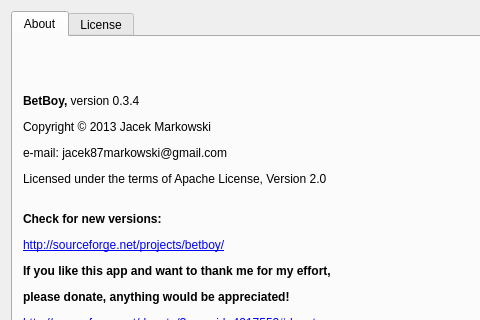
jacek-markowski/BetBoy, file data/ui/about.ui: the form before one commit; both pictures show x 0 to 480 and y 0 to 320 of the 593 by 598 pixel window.
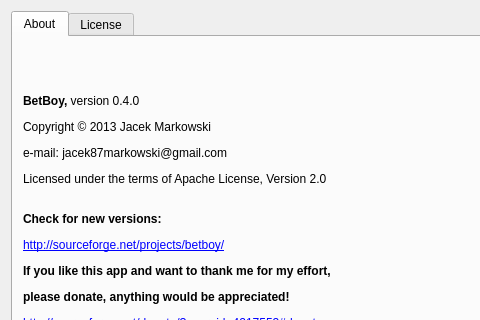
The form after the commit.

Diff of the .ui file:
```diff
--- a/data/ui/about.ui
+++ b/data/ui/about.ui
@@ -39,7 +39,7 @@
         </rect>
        </property>
        <property name="text">
-        <string>&lt;html&gt;&lt;head/&gt;&lt;body&gt;&lt;p&gt;&lt;span style=&quot; font-weight:600;&quot;&gt;BetBoy, &lt;/span&gt;version 0.3.4&lt;/p&gt;&lt;p&gt;Copyright © 2013 Jacek Markowski&lt;/p&gt;&lt;p&gt;e-mail: jacek87markowski@gmail.com&lt;/p&gt;&lt;p&gt;Licensed under the terms of Apache License, Version 2.0&lt;/p&gt;&lt;p&gt;&lt;br/&gt;&lt;span style=&quot; font-weight:600;&quot;&gt;Check for new versions:&lt;/span&gt;&lt;/p&gt;&lt;p&gt;&lt;a href=&quot;http://sourceforge.net/projects/betboy/&quot;&gt;&lt;span style=&quot; text-decoration: underline; color:#0000ff;&quot;&gt;http://sourceforge.net/projects/betboy/&lt;/span&gt;&lt;/a&gt;&lt;/p&gt;&lt;p&gt;&lt;span style=&quot; font-weight:600;&quot;&gt;If you like this app and want to thank me for my effort, &lt;/span&gt;&lt;/p&gt;&lt;p&gt;&lt;span style=&quot; font-weight:600;&quot;&gt;please donate, anything would be appreciated!&lt;/span&gt;&lt;/p&gt;&lt;p&gt;&lt;a href=&quot;http://sourceforge.net/donate/?user_id=4217553#donate&quot;&gt;&lt;span style=&quot; text-decoration: underline; color:#0000ff;&quot;&gt;http://sourceforge.net/donate/?user_id=4217553#donate&lt;/span&gt;&lt;/a&gt;&lt;/p&gt;&lt;p&gt;&lt;br/&gt;&lt;/p&gt;&lt;p&gt;&lt;span style=&quot; font-weight:600;&quot;&gt;Used neural network library :&lt;/span&gt;&lt;/p&gt;&lt;p&gt;Fast Artificial Neural Network Library © 2003-2013 Steffen Nissen&lt;/p&gt;&lt;p&gt;&lt;a href=&quot;http://leenissen.dk/fann/wp/&quot;&gt;&lt;span style=&quot; text-decoration: underline; color:#0000ff;&quot;&gt;http://leenissen.dk/fann/wp/&lt;/span&gt;&lt;/a&gt;&lt;/p&gt;&lt;p&gt;&lt;span style=&quot; font-weight:600;&quot;&gt;Most of the icons are coming from the:&lt;/span&gt;&lt;/p&gt;&lt;p&gt;Crystal Project Icons © 2006-2007 Everaldo Coelho &lt;/p&gt;&lt;/body&gt;&lt;/html&gt;</string>
+        <string>&lt;html&gt;&lt;head/&gt;&lt;body&gt;&lt;p&gt;&lt;span style=&quot; font-weight:600;&quot;&gt;BetBoy, &lt;/span&gt;version 0.4.0&lt;/p&gt;&lt;p&gt;Copyright © 2013 Jacek Markowski&lt;/p&gt;&lt;p&gt;e-mail: jacek87markowski@gmail.com&lt;/p&gt;&lt;p&gt;Licensed under the terms of Apache License, Version 2.0&lt;/p&gt;&lt;p&gt;&lt;br/&gt;&lt;span style=&quot; font-weight:600;&quot;&gt;Check for new versions:&lt;/span&gt;&lt;/p&gt;&lt;p&gt;&lt;a href=&quot;http://sourceforge.net/projects/betboy/&quot;&gt;&lt;span style=&quot; text-decoration: underline; color:#0000ff;&quot;&gt;http://sourceforge.net/projects/betboy/&lt;/span&gt;&lt;/a&gt;&lt;/p&gt;&lt;p&gt;&lt;span style=&quot; font-weight:600;&quot;&gt;If you like this app and want to thank me for my effort, &lt;/span&gt;&lt;/p&gt;&lt;p&gt;&lt;span style=&quot; font-weight:600;&quot;&gt;please donate, anything would be appreciated!&lt;/span&gt;&lt;/p&gt;&lt;p&gt;&lt;a href=&quot;http://sourceforge.net/donate/?user_id=4217553#donate&quot;&gt;&lt;span style=&quot; text-decoration: underline; color:#0000ff;&quot;&gt;http://sourceforge.net/donate/?user_id=4217553#donate&lt;/span&gt;&lt;/a&gt;&lt;/p&gt;&lt;p&gt;&lt;br/&gt;&lt;/p&gt;&lt;p&gt;&lt;span style=&quot; font-weight:600;&quot;&gt;Used neural network library :&lt;/span&gt;&lt;/p&gt;&lt;p&gt;Fast Artificial Neural Network Library © 2003-2013 Steffen Nissen&lt;/p&gt;&lt;p&gt;&lt;a href=&quot;http://leenissen.dk/fann/wp/&quot;&gt;&lt;span style=&quot; text-decoration: underline; color:#0000ff;&quot;&gt;http://leenissen.dk/fann/wp/&lt;/span&gt;&lt;/a&gt;&lt;/p&gt;&lt;p&gt;&lt;span style=&quot; font-weight:600;&quot;&gt;Most of the icons are coming from the:&lt;/span&gt;&lt;/p&gt;&lt;p&gt;Crystal Project Icons © 2006-2007 Everaldo Coelho &lt;/p&gt;&lt;/body&gt;&lt;/html&gt;</string>
        </property>
        <property name="openExternalLinks">
         <bool>true</bool>
```
